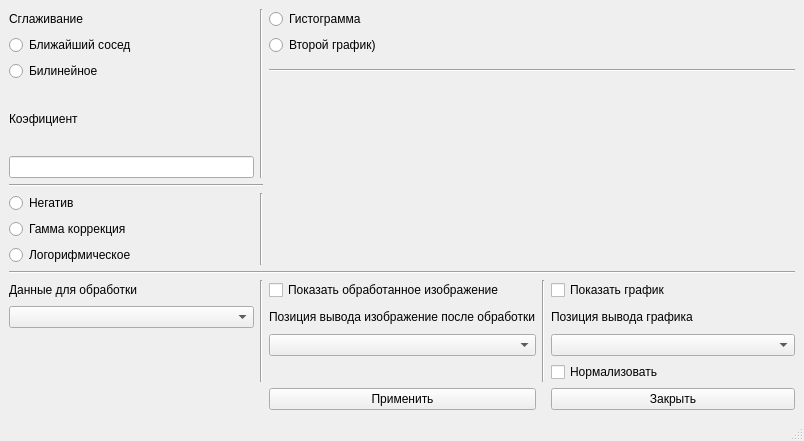
Qt form lab_EData/forms/qt_forms/image_processing.ui (ziminyuri/experimental_data) before a commit.
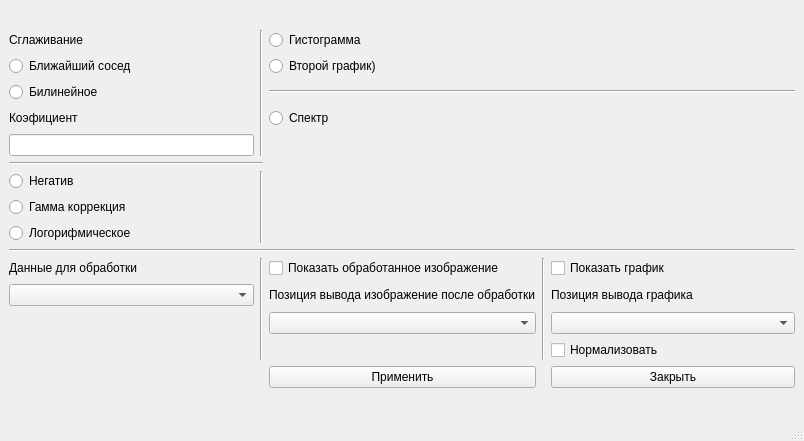
The same form after that commit.

Diff of the .ui file:
```diff
--- a/lab_EData/forms/qt_forms/image_processing.ui
+++ b/lab_EData/forms/qt_forms/image_processing.ui
@@ -211,6 +211,13 @@
         </property>
        </widget>
       </item>
+      <item row="4" column="2">
+       <widget class="QRadioButton" name="radioButton_8">
+        <property name="text">
+         <string>Спектр</string>
+        </property>
+       </widget>
+      </item>
      </layout>
     </item>
    </layout>
```
